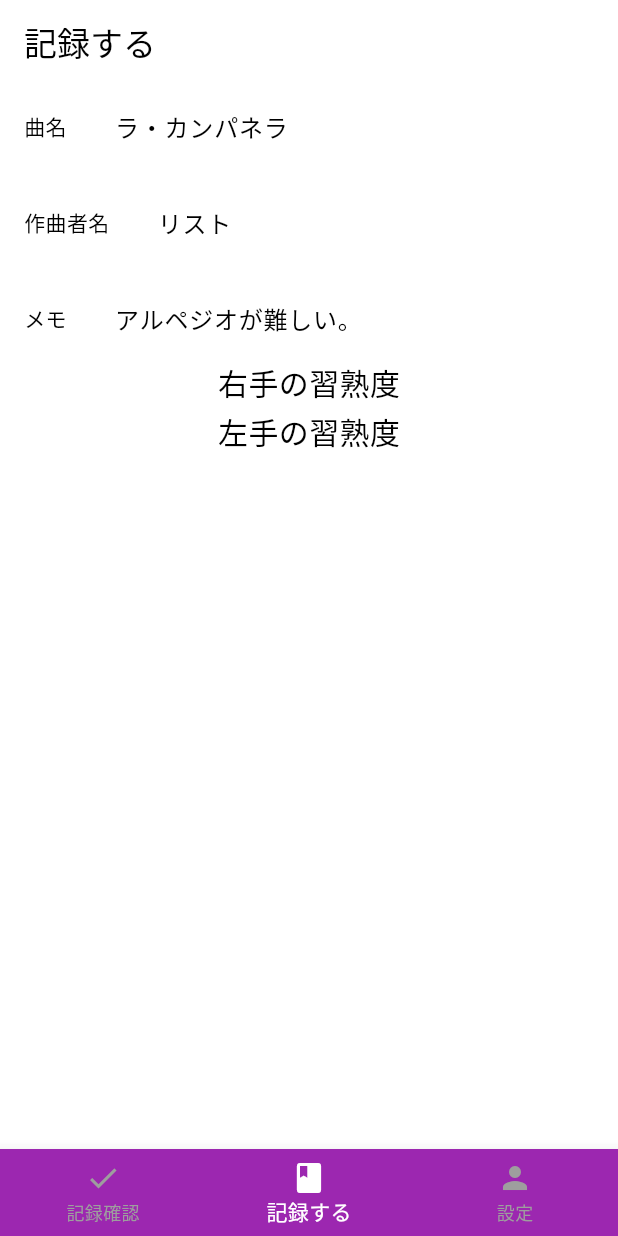
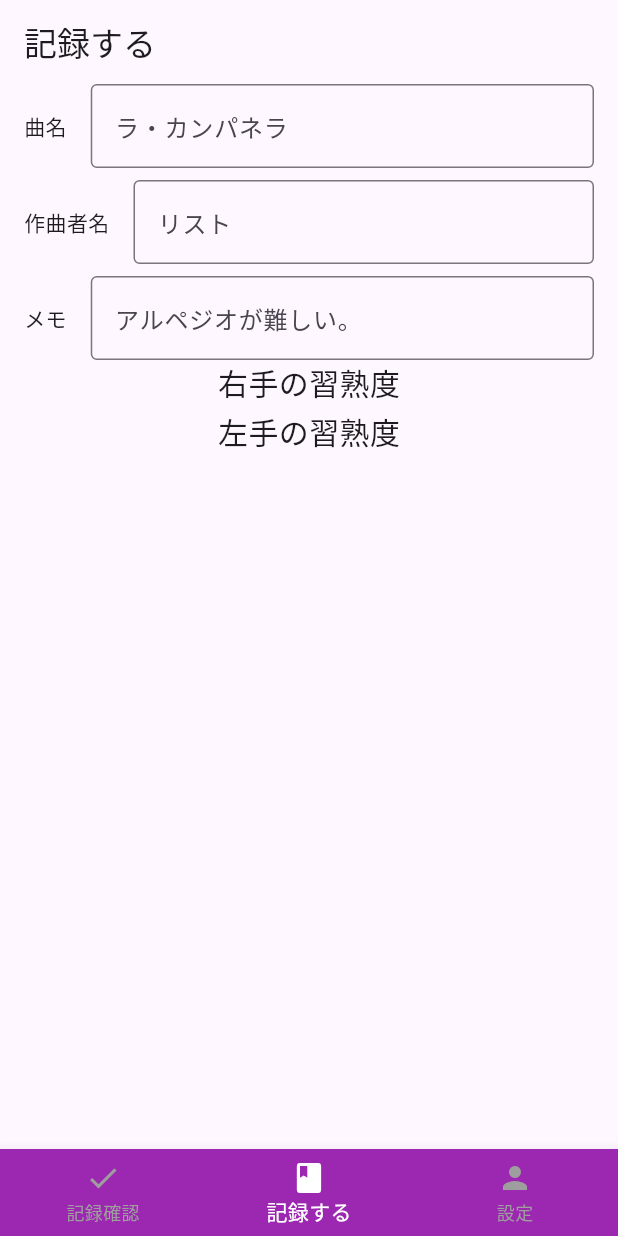
Before and after one commit to Yuki-Naka-Sharing-Study/PianoCoverBookFlutter, a Flutter app: the screen it shows after launch, item 2 of the bottom bar chosen, on a phone screen of 412 x 824 dp. Run offline on Flutter 3.47's test engine with Material 3 defaults, Android fonts, the phone set to English and light mode, and no system bars.

Commit message:
Made TextField visible.

```diff
--- a/lib/src/main.dart
+++ b/lib/src/main.dart
@@ -15,12 +15,6 @@ class MyApp extends StatelessWidget {
     return MaterialApp(
       title: 'Flutter Demo',
       theme: ThemeData(
-        colorScheme: ColorScheme.fromSwatch(
-          primarySwatch: Colors.purple,
-        ).copyWith(
-          primary: Colors.grey,
-          onPrimary: Colors.black,
-        ),
         bottomNavigationBarTheme: const BottomNavigationBarThemeData(
           backgroundColor: Colors.purple, // 背景色を指定
           selectedItemColor: Colors.white, // 選択時のアイテムの色
```
